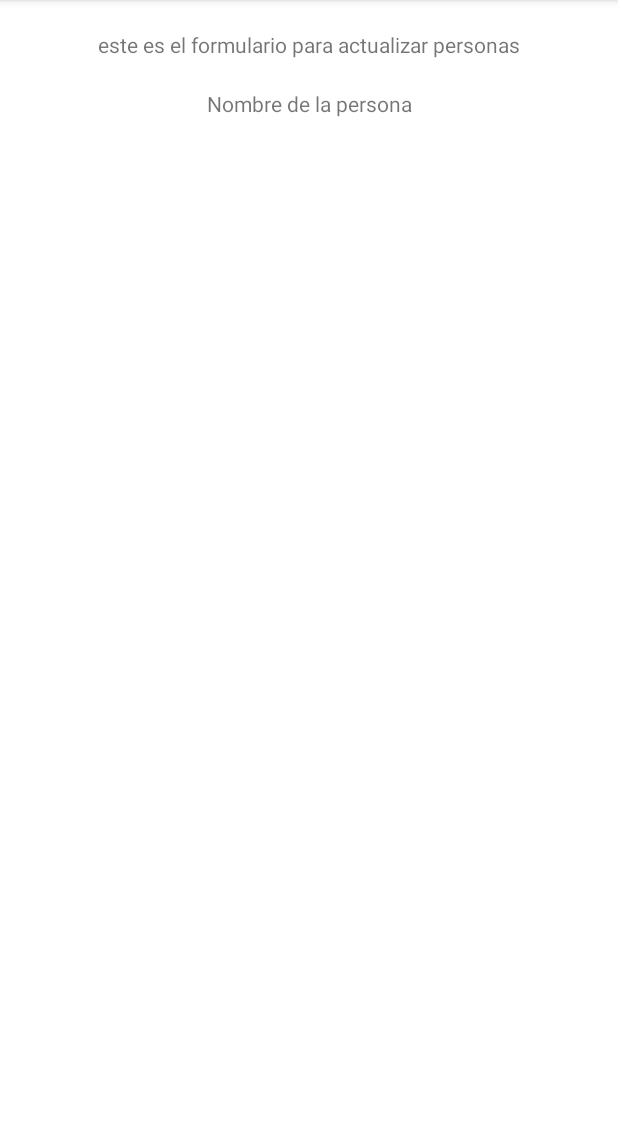
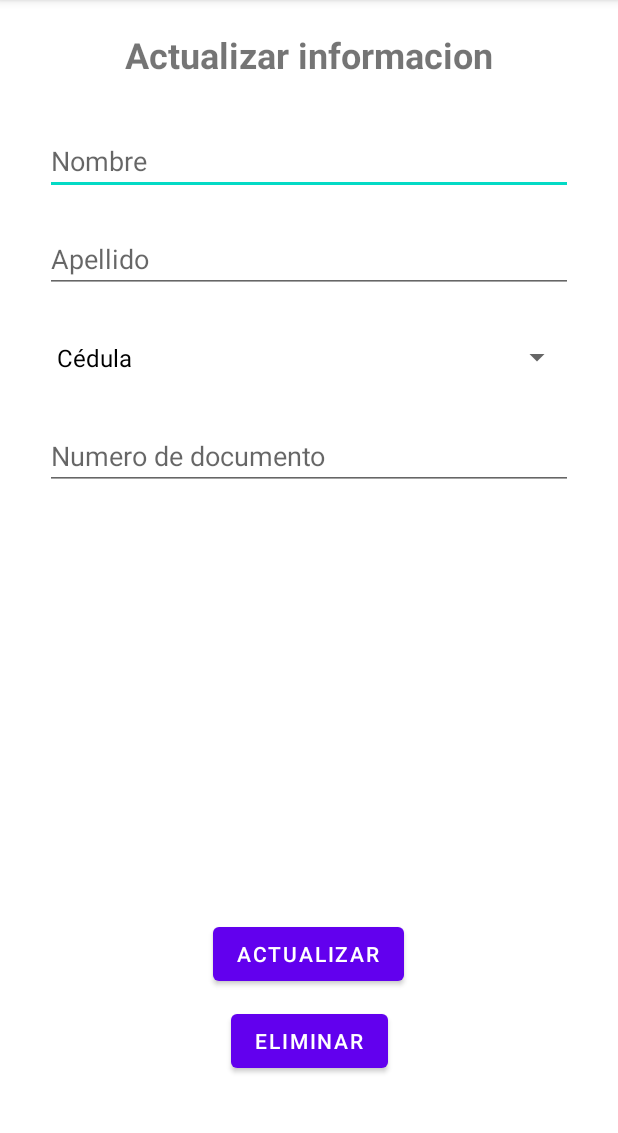
Before and after one commit to keny0z/clienteAPI, an Android app: the ActualizarActivity screen opened directly, with no data from a screen before it, on a phone screen of 412 x 824 dp, the part 84-1217 px from its top. Run offline under Robolectric (Android 15) with nearby library versions, the phone set to English and light mode, and no system bars; 4 statements that could not run were skipped.

```diff
--- a/app/src/main/java/co/com/k4soft/clienteapijava/cliente/persona/PersonaClient.java
+++ b/app/src/main/java/co/com/k4soft/clienteapijava/cliente/persona/PersonaClient.java
@@ -7,8 +7,10 @@ import java.util.List;
 import co.com.k4soft.clienteapijava.model.Persona;
 import retrofit2.Call;
 import retrofit2.http.Body;
+import retrofit2.http.DELETE;
 import retrofit2.http.GET;
 import retrofit2.http.POST;
+import retrofit2.http.Path;
 
 public interface PersonaClient {
 
@@ -18,4 +20,7 @@ public interface PersonaClient {
     @POST("v1/persona")
     Call<Persona> crearPersona(@Body Persona persona);
 
+    @DELETE("v1/persona/{idPersona}")
+    Call<Persona> eliminarPersona(@Path("idPersona") Integer idPersona);
+
 }
--- a/app/src/main/java/co/com/k4soft/clienteapijava/view/ActualizarActivity.java
+++ b/app/src/main/java/co/com/k4soft/clienteapijava/view/ActualizarActivity.java
@@ -3,30 +3,70 @@ package co.com.k4soft.clienteapijava.view;
 import androidx.appcompat.app.AppCompatActivity;
 
 import android.os.Bundle;
+import android.widget.ArrayAdapter;
+import android.widget.Button;
+import android.widget.EditText;
+import android.widget.Spinner;
 import android.widget.TextView;
 
 import co.com.k4soft.clienteapijava.R;
+import co.com.k4soft.clienteapijava.cliente.persona.PersonaService;
 import co.com.k4soft.clienteapijava.model.Persona;
 
 public class ActualizarActivity extends AppCompatActivity {
 
-    private Persona persona;
-    private TextView txtNombre;
+    EditText etNombre;
+    EditText etApellido;
+    Spinner spTipoDocumento;
+    EditText etNumeroDocumento;
+
+    Button btnActualizar;
+    Button btnEliminar;
+
+    Persona persona;
+    PersonaService personaService;
 
     @Override
     protected void onCreate(Bundle savedInstanceState) {
         super.onCreate(savedInstanceState);
         setContentView(R.layout.activity_actualizar);
         initComponents();
-        txtNombre.setText(persona.getNombre());
+        etNombre.setText(persona.getNombre());
+        etApellido.setText(persona.getApellido());
+        //spTipoDocumento
+        etNumeroDocumento.setText(persona.getNumeroDocumento());
+        ponerValoresSpinner();
+        //int indice = persona.getIdTipoDocumento()-1;
+        //spTipoDocumento.setSelection(indice); //Es necesario restar una unidad debido a que los indices de los vectores comienzan en 0
+        btnEliminar.setOnClickListener(v -> {
+            eliminarPersona(persona);
+        });
+
 
 
     }
 
     private void initComponents(){
-        txtNombre = findViewById(R.id.txtNombre);
+        etNombre = findViewById(R.id.etNombre);
+        etApellido = findViewById(R.id.etApellido);
+        spTipoDocumento = findViewById(R.id.spTipoDocumento);
+        etNumeroDocumento = findViewById(R.id.etNumeroDocumento);
+        btnActualizar = findViewById(R.id.btnActualizar);
+        btnEliminar = findViewById(R.id.btnEliminar);
         persona = (Persona) getIntent().getExtras().getSerializable("persona");
     }
 
+    private void ponerValoresSpinner(){
+        String [] opciones = {"Cédula","Tarjeta identidad","Cédula extranjería"};
+        ArrayAdapter<String> adapter = new ArrayAdapter<>(this,R.layout.support_simple_spinner_dropdown_item,opciones);
+        spTipoDocumento.setAdapter(adapter);
+    }
+
+    private void eliminarPersona(Persona persona){
+        personaService= new PersonaService(this);
+        personaService.eliminarPersona(persona);
+    }
+
+
 
 }
--- a/app/src/main/java/co/com/k4soft/clienteapijava/view/RegistroActivity.java
+++ b/app/src/main/java/co/com/k4soft/clienteapijava/view/RegistroActivity.java
@@ -1,7 +1,6 @@
 package co.com.k4soft.clienteapijava.view;
 
 import androidx.appcompat.app.AppCompatActivity;
-import androidx.lifecycle.LiveData;
 
 import co.com.k4soft.clienteapijava.cliente.documento.DocumentoService;
 import co.com.k4soft.clienteapijava.cliente.persona.PersonaStrategy;
@@ -15,7 +14,6 @@ import android.widget.ArrayAdapter;
 import android.widget.Button;
 import android.widget.EditText;
 import android.widget.Spinner;
-import android.widget.TextView;
 
 import java.util.ArrayList;
 import java.util.List;
@@ -52,7 +50,7 @@ public class RegistroActivity extends AppCompatActivity implements PersonaStrate
         etApellido = findViewById(R.id.etApellido);
         spTipoDocumento = findViewById(R.id.spTipoDocumento);
         etNumeroDocumento = findViewById(R.id.etNumeroDocumento);
-        btnRegistrar = findViewById(R.id.btnRegistrar);
+        btnRegistrar = findViewById(R.id.btnActualizar);
 
 
     }
--- a/app/src/main/res/layout/activity_actualizar.xml
+++ b/app/src/main/res/layout/activity_actualizar.xml
@@ -6,25 +6,85 @@
     android:layout_height="match_parent"
     tools:context=".view.ActualizarActivity">
 
+    <EditText
+        android:id="@+id/etNombre"
+        android:layout_width="0dp"
+        android:layout_height="wrap_content"
+        android:layout_marginStart="30dp"
+        android:layout_marginTop="32dp"
+        android:layout_marginEnd="30dp"
+        android:ems="10"
+        android:hint="Nombre"
+        android:inputType="textPersonName"
+        app:layout_constraintEnd_toEndOf="parent"
+        app:layout_constraintHorizontal_bias="0.497"
+        app:layout_constraintStart_toStartOf="parent"
+        app:layout_constraintTop_toBottomOf="@+id/txtActualizar" />
+
+    <EditText
+        android:id="@+id/etApellido"
+        android:layout_width="0dp"
+        android:layout_height="wrap_content"
+        android:layout_marginTop="20dp"
+        android:ems="10"
+        android:hint="Apellido"
+        android:inputType="textPersonName"
+        app:layout_constraintEnd_toEndOf="@+id/etNombre"
+        app:layout_constraintStart_toStartOf="@+id/etNombre"
+        app:layout_constraintTop_toBottomOf="@+id/etNombre" />
+
+    <EditText
+        android:id="@+id/etNumeroDocumento"
+        android:layout_width="0dp"
+        android:layout_height="wrap_content"
+        android:layout_marginTop="20dp"
+        android:ems="10"
+        android:hint="Numero de documento"
+        android:inputType="textPersonName"
+        app:layout_constraintEnd_toEndOf="@+id/spTipoDocumento"
+        app:layout_constraintStart_toStartOf="@+id/spTipoDocumento"
+        app:layout_constraintTop_toBottomOf="@+id/spTipoDocumento" />
+
     <TextView
-        android:id="@+id/textView2"
+        android:id="@+id/txtActualizar"
         android:layout_width="wrap_content"
         android:layout_height="wrap_content"
         android:layout_marginTop="20dp"
-        android:text="este es el formulario para actualizar personas"
+        android:text="Actualizar informacion"
+        android:textSize="24sp"
+        android:textStyle="bold"
         app:layout_constraintEnd_toEndOf="parent"
         app:layout_constraintStart_toStartOf="parent"
         app:layout_constraintTop_toTopOf="parent" />
 
-    <TextView
-        android:id="@+id/txtNombre"
+    <Button
+        android:id="@+id/btnActualizar"
         android:layout_width="wrap_content"
         android:layout_height="wrap_content"
+        android:layout_marginBottom="10dp"
+        android:text="Actualizar"
+        app:layout_constraintBottom_toTopOf="@+id/btnEliminar"
+        app:layout_constraintEnd_toEndOf="parent"
+        app:layout_constraintHorizontal_bias="0.498"
+        app:layout_constraintStart_toStartOf="parent" />
+
+    <Spinner
+        android:id="@+id/spTipoDocumento"
+        android:layout_width="0dp"
+        android:layout_height="46dp"
         android:layout_marginTop="20dp"
-        android:text="Nombre de la persona"
+        app:layout_constraintEnd_toEndOf="@+id/etApellido"
+        app:layout_constraintHorizontal_bias="1.0"
+        app:layout_constraintStart_toStartOf="@+id/etApellido"
+        app:layout_constraintTop_toBottomOf="@+id/etApellido" />
+
+    <Button
+        android:id="@+id/btnEliminar"
+        android:layout_width="wrap_content"
+        android:layout_height="wrap_content"
+        android:layout_marginBottom="50dp"
+        android:text="Eliminar"
         app:layout_constraintBottom_toBottomOf="parent"
         app:layout_constraintEnd_toEndOf="parent"
-        app:layout_constraintStart_toStartOf="parent"
-        app:layout_constraintTop_toBottomOf="@+id/textView2"
-        app:layout_constraintVertical_bias="0.0" />
+        app:layout_constraintStart_toStartOf="parent" />
 </androidx.constraintlayout.widget.ConstraintLayout>
--- a/app/src/main/res/layout/activity_registro.xml
+++ b/app/src/main/res/layout/activity_registro.xml
@@ -19,7 +19,7 @@
         app:layout_constraintEnd_toEndOf="parent"
         app:layout_constraintHorizontal_bias="0.497"
         app:layout_constraintStart_toStartOf="parent"
-        app:layout_constraintTop_toBottomOf="@+id/txtRegistro" />
+        app:layout_constraintTop_toBottomOf="@+id/txtActualizar" />
 
     <EditText
         android:id="@+id/etApellido"
@@ -46,7 +46,7 @@
         app:layout_constraintTop_toBottomOf="@+id/spTipoDocumento" />
 
     <TextView
-        android:id="@+id/txtRegistro"
+        android:id="@+id/txtActualizar"
         android:layout_width="wrap_content"
         android:layout_height="wrap_content"
         android:layout_marginTop="20dp"
@@ -58,7 +58,7 @@
         app:layout_constraintTop_toTopOf="parent" />
 
     <Button
-        android:id="@+id/btnRegistrar"
+        android:id="@+id/btnActualizar"
         android:layout_width="wrap_content"
         android:layout_height="wrap_content"
         android:layout_marginBottom="50dp"
```
Also changed, not shown: app/src/main/java/co/com/k4soft/clienteapijava/cliente/persona/PersonaService.java (+21 -0 lines), app/src/main/res/layout/activity_listado.xml (+11 -13 lines).
